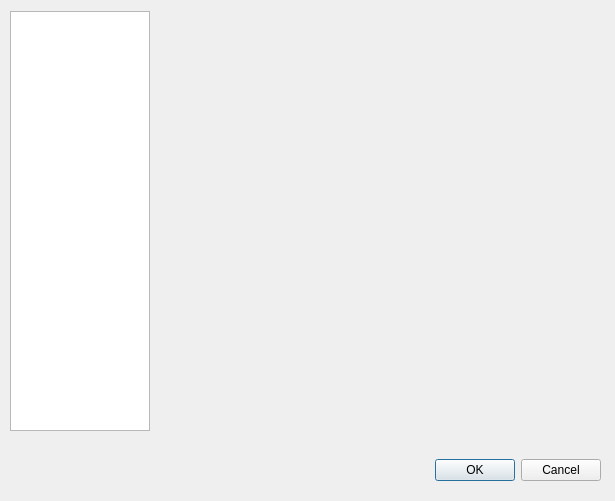
This is configdialog.ui in orao/texmaker as Qt 5 draws it before an edit. The edited form follows.
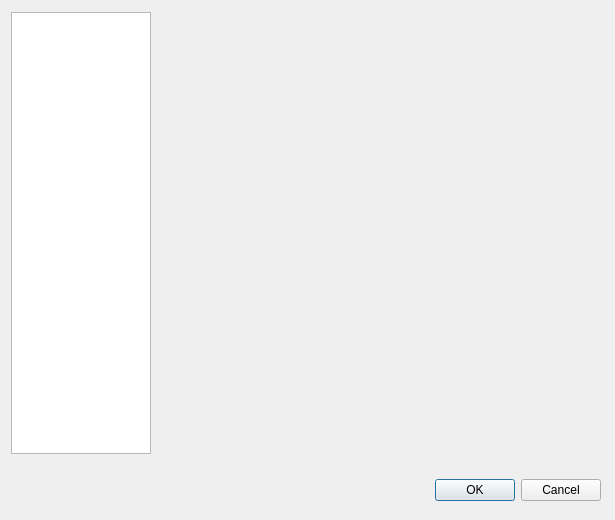
This is the edited form.

What changed in the file:
```diff
--- a/configdialog.ui
+++ b/configdialog.ui
@@ -9,19 +9,64 @@
     <x>0</x>
     <y>0</y>
     <width>615</width>
-    <height>501</height>
+    <height>520</height>
    </rect>
   </property>
   <property name="windowTitle" >
    <string>Configure Texmaker</string>
   </property>
-  <widget class="QWidget" name="layoutWidget" >
+  <widget class="QWidget" name="horizontalLayout" >
    <property name="geometry" >
     <rect>
      <x>10</x>
-     <y>10</y>
+     <y>470</y>
      <width>591</width>
-     <height>422</height>
+     <height>41</height>
+    </rect>
+   </property>
+   <layout class="QHBoxLayout" >
+    <property name="margin" >
+     <number>0</number>
+    </property>
+    <property name="spacing" >
+     <number>6</number>
+    </property>
+    <item>
+     <spacer>
+      <property name="orientation" >
+       <enum>Qt::Horizontal</enum>
+      </property>
+      <property name="sizeHint" >
+       <size>
+        <width>407</width>
+        <height>31</height>
+       </size>
+      </property>
+     </spacer>
+    </item>
+    <item>
+     <widget class="QPushButton" name="okButton" >
+      <property name="text" >
+       <string>OK</string>
+      </property>
+     </widget>
+    </item>
+    <item>
+     <widget class="QPushButton" name="cancelButton" >
+      <property name="text" >
+       <string>Cancel</string>
+      </property>
+     </widget>
+    </item>
+   </layout>
+  </widget>
+  <widget class="QWidget" name="" >
+   <property name="geometry" >
+    <rect>
+     <x>11</x>
+     <y>11</y>
+     <width>591</width>
+     <height>444</height>
     </rect>
    </property>
    <layout class="QHBoxLayout" >
@@ -44,13 +89,13 @@
       <property name="minimumSize" >
        <size>
         <width>140</width>
-        <height>420</height>
+        <height>442</height>
        </size>
       </property>
       <property name="maximumSize" >
        <size>
         <width>140</width>
-        <height>420</height>
+        <height>442</height>
        </size>
       </property>
       <property name="iconSize" >
@@ -87,51 +132,6 @@
     </item>
    </layout>
   </widget>
-  <widget class="QWidget" name="horizontalLayout" >
-   <property name="geometry" >
-    <rect>
-     <x>10</x>
-     <y>450</y>
-     <width>591</width>
-     <height>41</height>
-    </rect>
-   </property>
-   <layout class="QHBoxLayout" >
-    <property name="margin" >
-     <number>0</number>
-    </property>
-    <property name="spacing" >
-     <number>6</number>
-    </property>
-    <item>
-     <spacer>
-      <property name="orientation" >
-       <enum>Qt::Horizontal</enum>
-      </property>
-      <property name="sizeHint" >
-       <size>
-        <width>407</width>
-        <height>31</height>
-       </size>
-      </property>
-     </spacer>
-    </item>
-    <item>
-     <widget class="QPushButton" name="okButton" >
-      <property name="text" >
-       <string>OK</string>
-      </property>
-     </widget>
-    </item>
-    <item>
-     <widget class="QPushButton" name="cancelButton" >
-      <property name="text" >
-       <string>Cancel</string>
-      </property>
-     </widget>
-    </item>
-   </layout>
-  </widget>
  </widget>
  <pixmapfunction></pixmapfunction>
  <tabstops>
```
